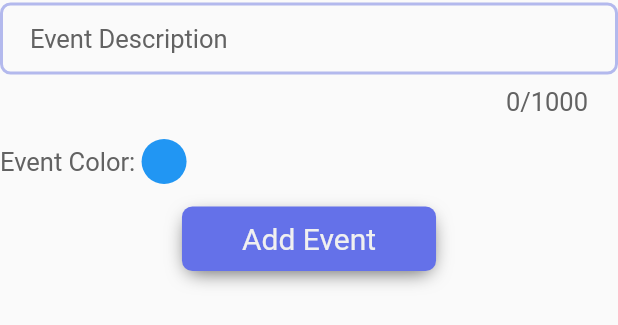
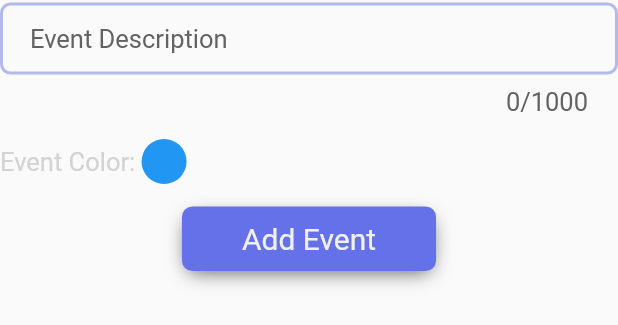
Before and after one commit to proTiwari/spritual_app, a Flutter app: the AddEventWidget widget shown alone on an empty page, opened directly, on a phone screen of 412 x 824 dp. Shown: the part 281-606 px from the top of the screen. Run offline on Flutter 3.47's test engine with Material 2 defaults, Android fonts, the phone set to English and light mode, and no system bars; drawn by our look-alikes of calendar_view; our stand-ins replace another_flushbar, carousel_slider, cloud_firestore, easy_dynamic_theme, firebase_auth, firebase_core and 8 more; accounts and stored records are empty.

Commit message:
commiting 007

```diff
--- a/lib/admin/add_event_widget.dart
+++ b/lib/admin/add_event_widget.dart
@@ -89,7 +89,7 @@ class _AddEventWidgetState extends State<AddEventWidget> {
               labelText: "Event Title",
             ),
             style: TextStyle(
-              color: AppColors.black,
+              color: const Color.fromARGB(255, 211, 211, 211),
               fontSize: 17.0,
             ),
             onSaved: (value) => _title = value?.trim() ?? "",
@@ -120,7 +120,7 @@ class _AddEventWidgetState extends State<AddEventWidget> {
                     return null;
                   },
                   textStyle: TextStyle(
-                    color: AppColors.black,
+                    color: const Color.fromARGB(255, 211, 211, 211),
                     fontSize: 17.0,
                   ),
                   onSave: (date) => _startDate = date,
@@ -141,7 +141,7 @@ class _AddEventWidgetState extends State<AddEventWidget> {
                     return null;
                   },
                   textStyle: TextStyle(
-                    color: AppColors.black,
+                    color: const Color.fromARGB(255, 211, 211, 211),
                     fontSize: 17.0,
                   ),
                   onSave: (date) => _endDate = date,
@@ -169,7 +169,7 @@ class _AddEventWidgetState extends State<AddEventWidget> {
                   },
                   onSave: (date) => _startTime = date,
                   textStyle: TextStyle(
-                    color: AppColors.black,
+                    color: const Color.fromARGB(255, 211, 211, 211),
                     fontSize: 17.0,
                   ),
                   type: DateTimeSelectionType.time,
@@ -190,7 +190,7 @@ class _AddEventWidgetState extends State<AddEventWidget> {
                   },
                   onSave: (date) => _endTime = date,
                   textStyle: TextStyle(
-                    color: AppColors.black,
+                    color: const Color.fromARGB(255, 211, 211, 211),
                     fontSize: 17.0,
                   ),
                   type: DateTimeSelectionType.time,
@@ -204,7 +204,7 @@ class _AddEventWidgetState extends State<AddEventWidget> {
           TextFormField(
             focusNode: _descriptionNode,
             style: TextStyle(
-              color: AppColors.black,
+              color: const Color.fromARGB(255, 211, 211, 211),
               fontSize: 17.0,
             ),
             keyboardType: TextInputType.multiline,
@@ -232,7 +232,7 @@ class _AddEventWidgetState extends State<AddEventWidget> {
               Text(
                 "Event Color: ",
                 style: TextStyle(
-                  color: AppColors.black,
+                  color: const Color.fromARGB(255, 211, 211, 211),
                   fontSize: 17,
                 ),
               ),
@@ -324,7 +324,7 @@ class _AddEventWidgetState extends State<AddEventWidget> {
           Text(
             "Event Color",
             style: TextStyle(
-              color: AppColors.black,
+              color: const Color.fromARGB(255, 211, 211, 211),
               fontSize: 25.0,
             ),
           ),
--- a/lib/admin/verify_users.dart
+++ b/lib/admin/verify_users.dart
@@ -25,7 +25,7 @@ class UsersList extends StatelessWidget {
     return StreamBuilder<QuerySnapshot>(
       stream: _firestore
           .collection('users')
-          .orderBy('registrationDate')
+          .orderBy('registrationDate', descending: true)
           .snapshots(),
       builder: (context, snapshot) {
         if (snapshot.hasError) {
```
Also changed, not shown: firebase.json (added), 3 other files.
